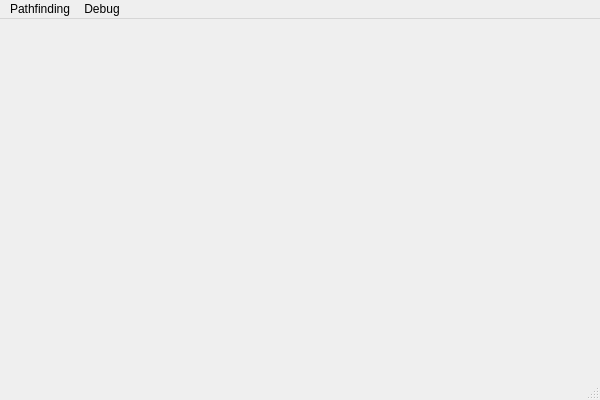
This is src/aimainwindow.ui in chFleschutz/ai-for-games as Qt 5 draws it before an edit. The edited form follows.
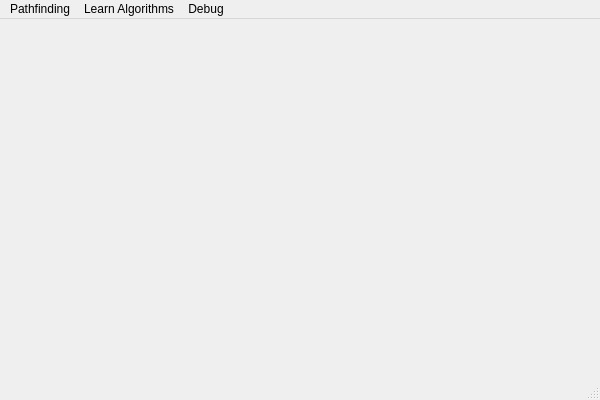
This is the edited form. Icons and pictures are not drawn.

Commit message: Add hillclimbing algorithm

Diff of the .ui file:
```diff
--- a/src/aimainwindow.ui
+++ b/src/aimainwindow.ui
@@ -39,7 +39,14 @@
     </property>
     <addaction name="actionFlow_Field"/>
    </widget>
+   <widget class="QMenu" name="menuLearn_Algorithms">
+    <property name="title">
+     <string>Learn Algorithms</string>
+    </property>
+    <addaction name="actionHill_Climbing"/>
+   </widget>
    <addaction name="menuPathfinding"/>
+   <addaction name="menuLearn_Algorithms"/>
    <addaction name="menuDebug"/>
   </widget>
   <widget class="QStatusBar" name="statusBar"/>
```
Left out of the diff: 22 changed lines with no effect on the pictures. The commit also changes 15 other files.
